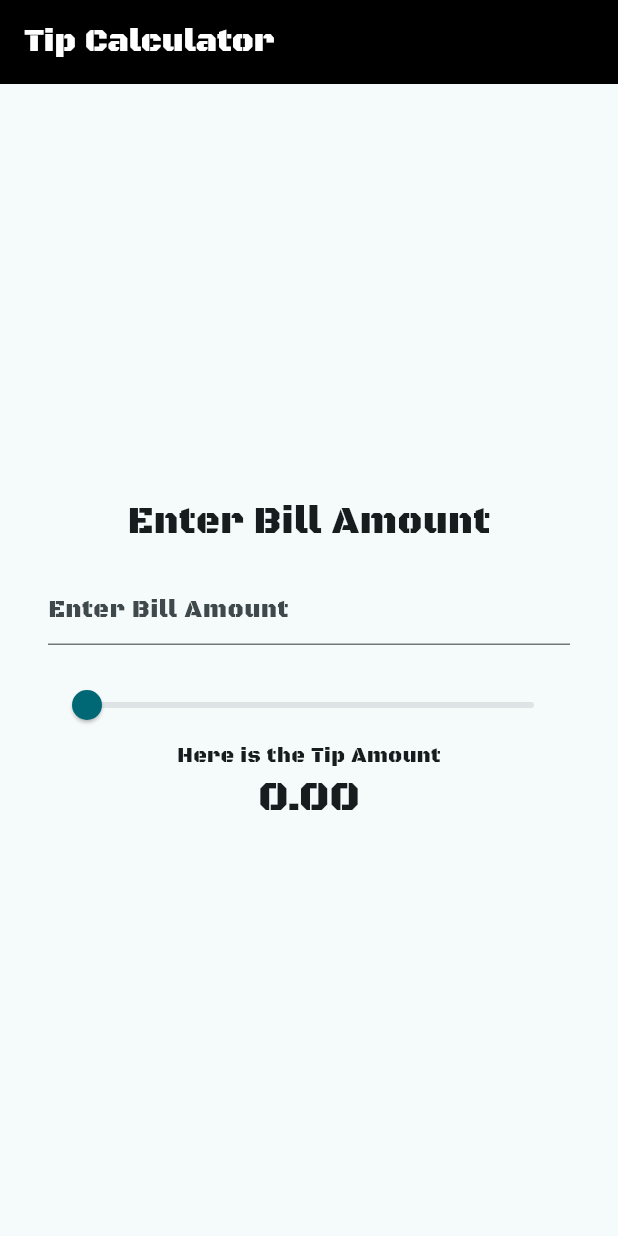
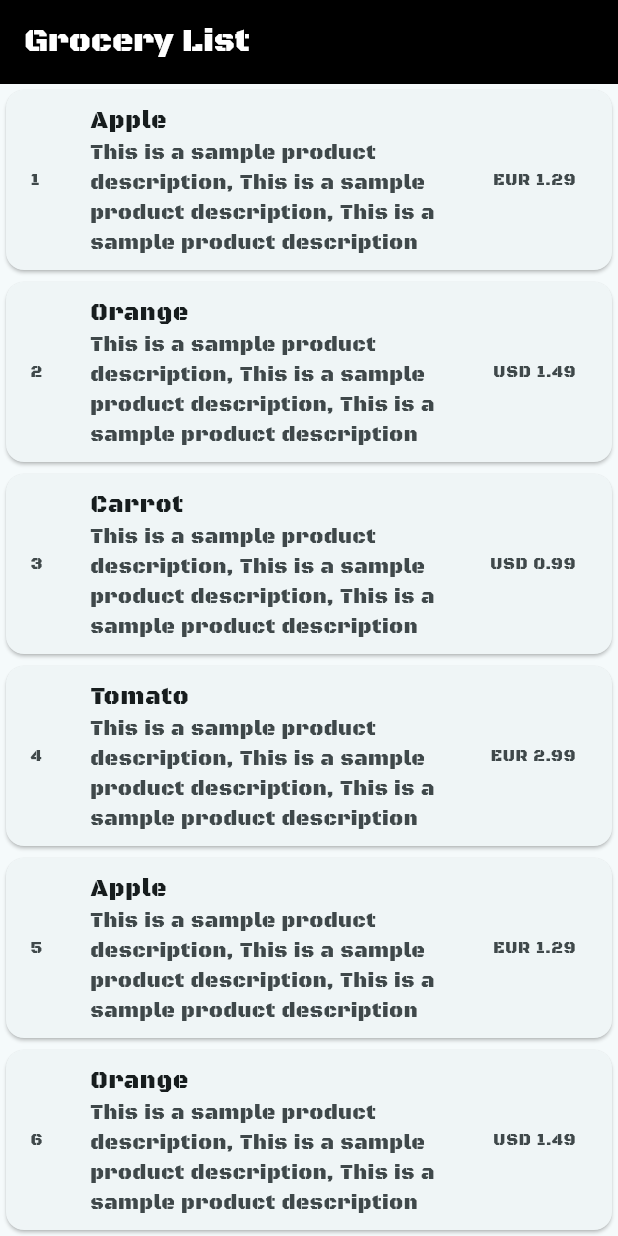
Before and after one commit to naveedahmad-mset/The-Flutter-Way, a Flutter app: the screen it shows after launch, on a phone screen of 412 x 824 dp. Run offline on Flutter 3.47's test engine with Material 3 defaults, Android fonts, the light colour scheme and no system bars.

Commit message:
Added a simple grocery list

```diff
--- /dev/null
+++ b/lib/Screens/groceryList/groceryListPage.dart
@@ -0,0 +1,72 @@
+import 'package:flutter/material.dart';
+import 'package:flutter/services.dart';
+
+class GroceryListPage extends StatefulWidget {
+  const GroceryListPage({super.key, required this.title});
+
+  final String title;
+
+  @override
+  State<GroceryListPage> createState() => _GroceryListPageState();
+}
+
+class _GroceryListPageState extends State<GroceryListPage> {
+
+  var list = [];
+  var basicList = [
+    {'productTitle': 'Apple',
+      'productDescription':
+          'This is a sample product description, This is a sample product description, This is a sample product description', 'productPrice': '1.29', 'currency': 'EUR'},
+    {'productTitle': 'Orange',
+      'productDescription':
+          'This is a sample product description, This is a sample product description, This is a sample product description', 'productPrice': '1.49', 'currency': 'USD'},
+    {'productTitle': 'Carrot',
+      'productDescription':
+          'This is a sample product description, This is a sample product description, This is a sample product description', 'productPrice': '0.99', 'currency': 'USD'},
+    {'productTitle': 'Tomato',
+      'productDescription':
+          'This is a sample product description, This is a sample product description, This is a sample product description', 'productPrice': '2.99', 'currency': 'EUR'}
+  ];
+
+  @override
+  void initState() {
+    super.initState();
+
+    list = [...basicList, ...basicList, ...basicList, ...basicList, ...basicList];
+  }
+
+  @override
+  Widget build(BuildContext context) {
+    return Scaffold(
+      appBar: AppBar(
+        backgroundColor: Colors.black,
+        title: Text(
+          widget.title,
+          style: const TextStyle(color: Colors.white),
+        ),
+      ),
+      body: ListView.builder(
+        itemCount: list.length,
+        scrollDirection: Axis.vertical,
+        itemBuilder: (context, index) {
+          var item = list[index];
+          var title = item['productTitle'] ?? "N/A";
+          var description = item['productDescription'] ?? "N/A";
+          var price = item['productPrice'] ?? "0.0";
+          var currency = item['currency'] ?? "USD";
+          return Card(
+            child: ListTile(
+              title: Text(title),
+              subtitle: Text(description),
+              trailing: Text('$currency $price'),
+              leading: Text('${index + 1}'),
+            ),
+          );
+        }),
+    );
+  }
+
+  void getItemBuilder() {
+
+  }
+}
--- a/lib/Screens/splash/splashPage.dart
+++ b/lib/Screens/splash/splashPage.dart
@@ -1,4 +1,5 @@
 import 'package:flutter/material.dart';
+import 'package:flutter_assignment_1/Screens/groceryList/groceryListPage.dart';
 import 'dart:async';
 
 import 'package:flutter_assignment_1/Screens/tipCalculator/tipCalculatorPage.dart';
@@ -20,7 +21,7 @@ class _SplashPageState extends State<SplashPage> {
     Timer(
         const Duration(seconds: 2),
         () => Navigator.pushReplacement(
-            context, MaterialPageRoute(builder: (context) => const TipCalculatorPage(title: 'Tip Calculator'))));
+            context, MaterialPageRoute(builder: (context) => const GroceryListPage(title: 'Grocery List'))));
   }
 
   @override
```
